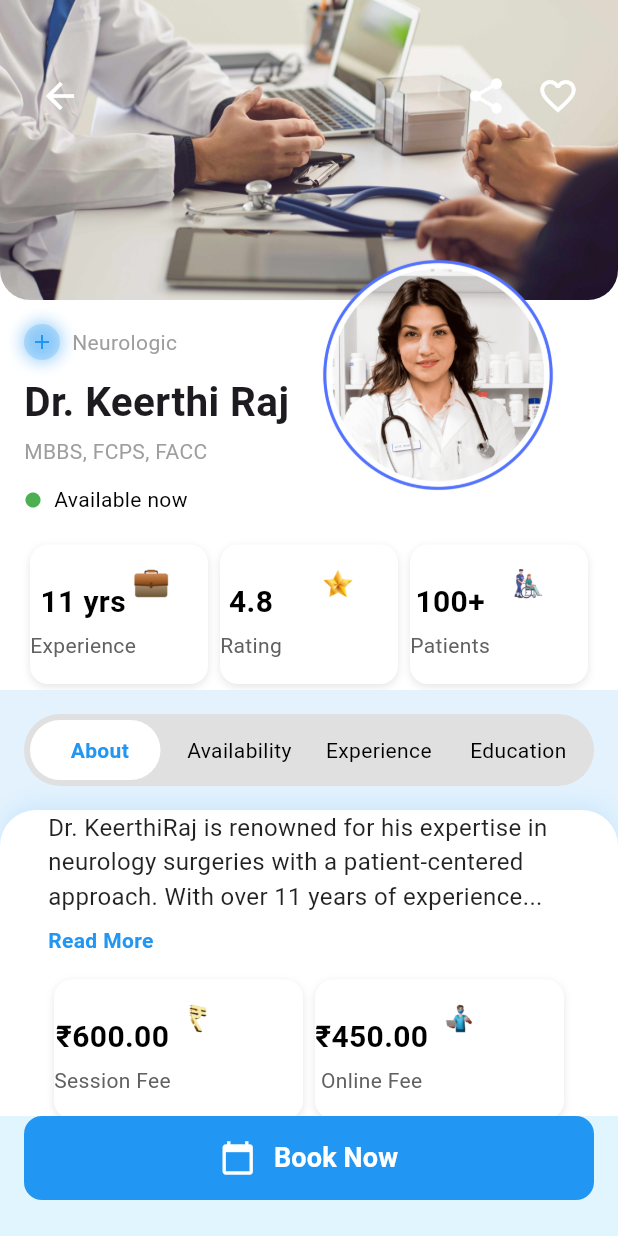
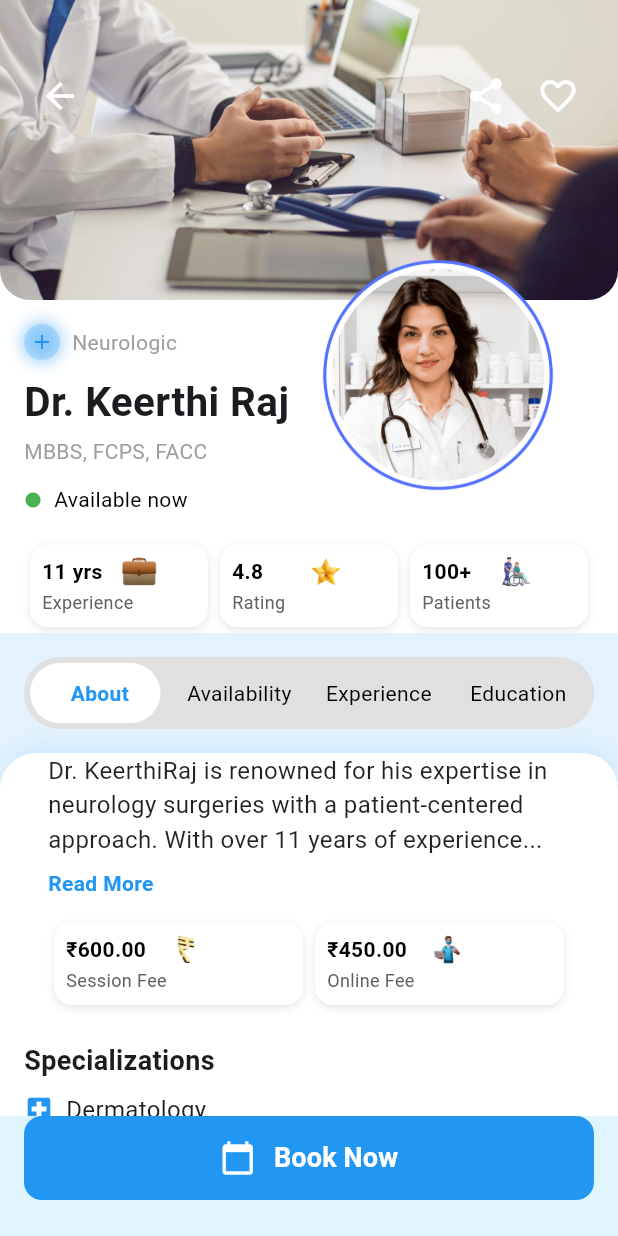
Before and after one commit to P-R-ROHITH/dr_profile, a Flutter app: the screen it shows after launch, on a phone screen of 412 x 824 dp. Run offline on Flutter 3.47's test engine with Material 3 defaults, Android fonts, the phone set to English and light mode, and no system bars.

Commit message:
ver 0.3.63 done except decoration

```diff
--- a/lib/main.dart
+++ b/lib/main.dart
@@ -390,16 +390,16 @@ class StatCard extends StatelessWidget {
     return Expanded(
       child: Container(
         margin: const EdgeInsets.all(4),
-        padding: const EdgeInsets.symmetric(vertical: 16),
+        padding: const EdgeInsets.symmetric(vertical: 8, horizontal: 8), // Reduced padding
         decoration: BoxDecoration(
           color: Colors.white,
           borderRadius: BorderRadius.circular(12),
           boxShadow: [
             BoxShadow(
-              color: const Color.fromRGBO(128, 128, 128, 0.2), // Updated to use Color.fromRGBO
+              color: const Color.fromRGBO(128, 128, 128, 0.2),
               blurRadius: 4,
               offset: const Offset(0, 2),
-            )
+            ),
           ],
         ),
         child: Stack(
@@ -414,20 +414,30 @@ class StatCard extends StatelessWidget {
                   width: 40,
                 ),
               ),
-            Column(
-              mainAxisSize: MainAxisSize.min,
-              children: [
-                const SizedBox(height: 8),
-                Text(
-                  value,
-                  style: const TextStyle(fontSize: 20, fontWeight: FontWeight.bold, color: Colors.black),
-                ),
-                const SizedBox(height: 4),
-                Text(
-                  label,
-                  style: TextStyle(fontSize: 14, color: Colors.grey[700]),
-                ),
-              ],
+            Align(
+              alignment: Alignment.bottomLeft, // Align content to the bottom-left
+              child: Column(
+                mainAxisSize: MainAxisSize.min,
+                crossAxisAlignment: CrossAxisAlignment.start, // Align text to the left
+                children: [
+                  Text(
+                    value,
+                    style: const TextStyle(
+                      fontSize: 14, // Smaller font size
+                      fontWeight: FontWeight.bold,
+                      color: Colors.black,
+                    ),
+                  ),
+                  const SizedBox(height: 2), // Reduced spacing
+                  Text(
+                    label,
+                    style: TextStyle(
+                      fontSize: 12, // Smaller font size
+                      color: Colors.grey[700],
+                    ),
+                  ),
+                ],
+              ),
             ),
           ],
         ),
```
